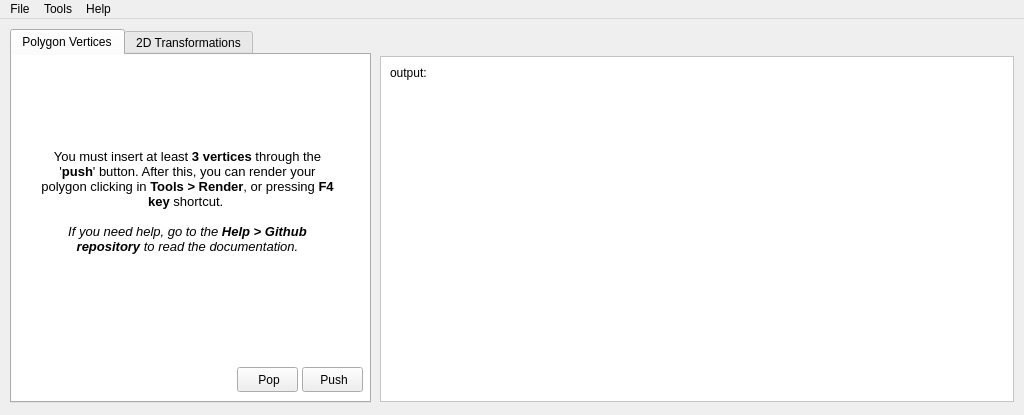
Above: penrose/gui/mainwindow.ui from allexlima/cg-penrose before the change. Below: the same form after it.
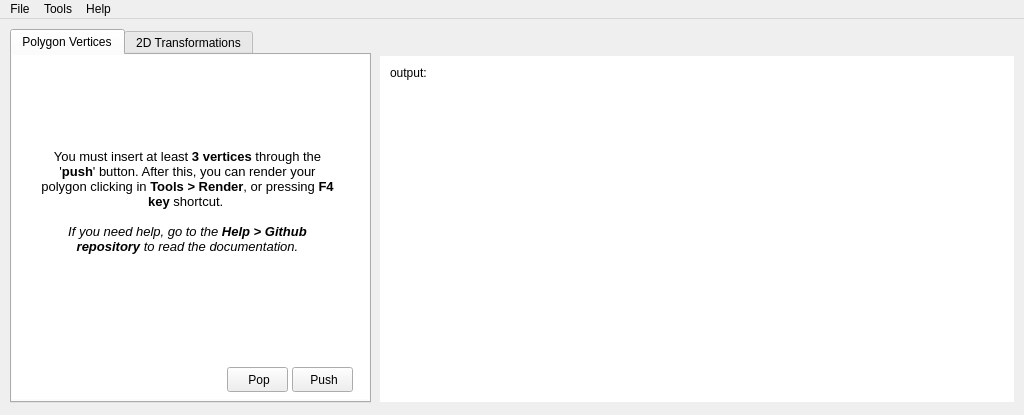
That is the form after the change. Icons and pictures are not drawn.

Patch:
```diff
--- a/penrose/gui/mainwindow.ui
+++ b/penrose/gui/mainwindow.ui
@@ -58,7 +58,7 @@
      <widget class="QPushButton" name="pushVertice">
       <property name="geometry">
        <rect>
-        <x>290</x>
+        <x>280</x>
         <y>312</y>
         <width>61</width>
         <height>25</height>
@@ -84,7 +84,7 @@
      <widget class="QPushButton" name="popVertice">
       <property name="geometry">
        <rect>
-        <x>225</x>
+        <x>215</x>
         <y>312</y>
         <width>61</width>
         <height>25</height>
@@ -110,12 +110,18 @@
      <widget class="QTableView" name="tableVertices">
       <property name="geometry">
        <rect>
-        <x>-1</x>
+        <x>-3</x>
         <y>-1</y>
         <width>361</width>
-        <height>351</height>
+        <height>345</height>
        </rect>
       </property>
+      <property name="frameShape">
+       <enum>QFrame::NoFrame</enum>
+      </property>
+      <property name="gridStyle">
+       <enum>Qt::DashLine</enum>
+      </property>
      </widget>
      <widget class="QTextEdit" name="helpText">
       <property name="enabled">
@@ -770,7 +776,7 @@
      <string notr="true">background:white</string>
     </property>
     <property name="frameShape">
-     <enum>QFrame::StyledPanel</enum>
+     <enum>QFrame::NoFrame</enum>
     </property>
     <property name="frameShadow">
      <enum>QFrame::Raised</enum>
```
Left out of the diff: 2 changed lines with no effect on the pictures.
